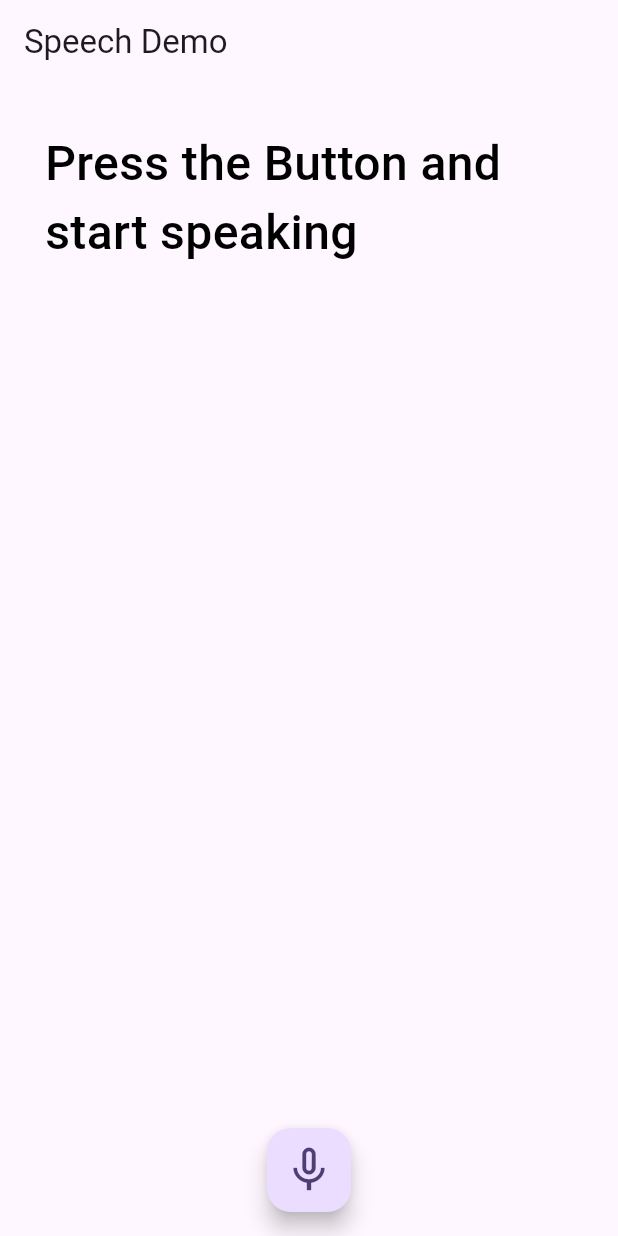
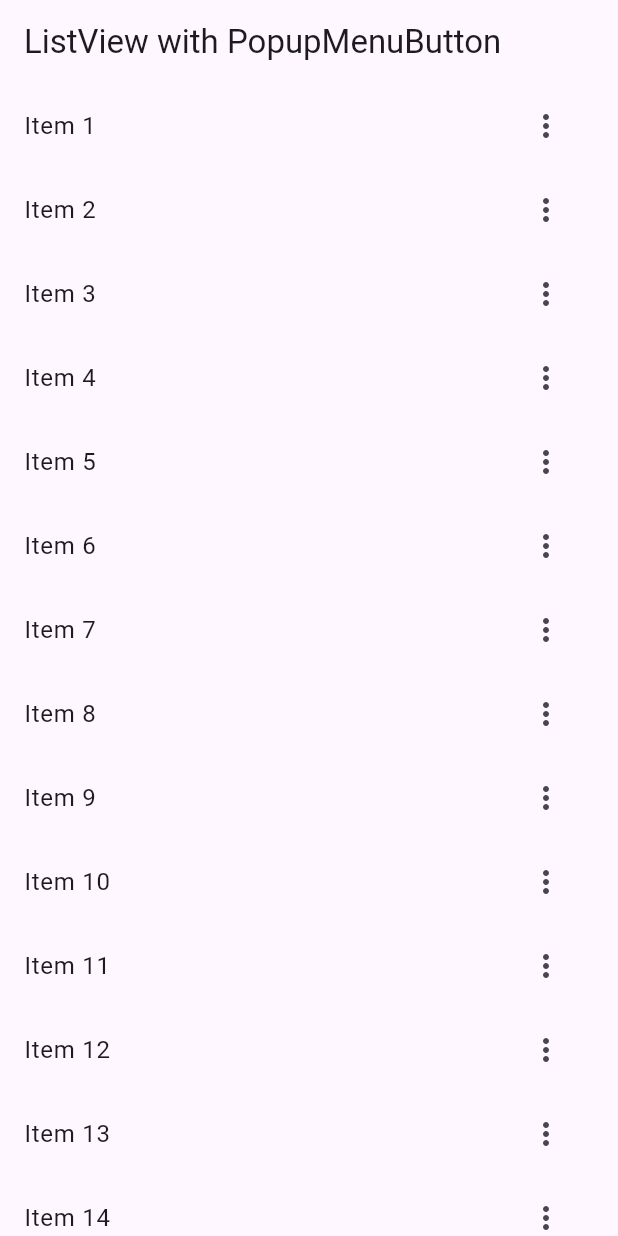
Before and after one commit to muhammadarslannasr/pagination_with_multiple_list_scroll_to_top_flutter_app, a Flutter app: the screen it shows after launch, on a phone screen of 412 x 824 dp. Run offline on Flutter 3.47's test engine with Material 3 defaults, Android fonts, the phone set to English and light mode, and no system bars; our stand-ins replace csv, file_picker, image_picker, responsive_sizer, screenshot, speech_to_text; missing offline and left inert: cached_video_player_plus, flutter_barcode_scanner, flutter_custom_tabs, mobile_scanner, whatsapp_share.

```diff
--- a/lib/main.dart
+++ b/lib/main.dart
@@ -1,6 +1,9 @@
 import 'package:flutter/material.dart';
+import 'package:flutter_mixup_tries_project/inn_app_web_browser_flutter/inn_app_web_browser_screen.dart';
 import 'package:flutter_mixup_tries_project/speech_to_text/speech_to_text_screen.dart';
 import 'package:responsive_sizer/responsive_sizer.dart';
+
+import 'popup_menu_list_view_builder_screen/popup_menu_list_view_builder_screen.dart';
 
 void main() {
   runApp(const MyApp());
@@ -30,7 +33,9 @@ class MyApp extends StatelessWidget {
         // home: const FlutterBarCodeScannerScreen(),
         // home: const VideoPlayerScreen(),
         // home: const UploadPage(),
-        home: const SpeechToTextScreen(),
+        // home: const SpeechToTextScreen(),
+        // home: const InnAppWebBrowserScreen(),
+        home: const PopUpMenuListViewBuilderScreen(),
       );
     });
   }
--- /dev/null
+++ b/lib/popup_menu_list_view_builder_screen/popup_menu_list_view_builder_screen.dart
@@ -0,0 +1,51 @@
+import 'package:flutter/material.dart';
+
+class PopUpMenuListViewBuilderScreen extends StatefulWidget {
+  const PopUpMenuListViewBuilderScreen({super.key});
+
+  @override
+  State<PopUpMenuListViewBuilderScreen> createState() => _PopUpMenuListViewBuilderScreenState();
+}
+
+class _PopUpMenuListViewBuilderScreenState extends State<PopUpMenuListViewBuilderScreen> {
+  final List<String> items = List.generate(20, (index) => 'Item ${index + 1}');
+
+  @override
+  Widget build(BuildContext context) {
+    return Scaffold(
+      appBar: AppBar(
+        title: const Text('ListView with PopupMenuButton'),
+      ),
+      body: ListView.builder(
+        itemCount: items.length,
+        itemBuilder: (BuildContext context, int index) {
+          return ListTile(
+            title: Text(items[index]),
+            trailing: PopupMenuButton<String>(
+              position: PopupMenuPosition.under,
+              offset: const Offset(0, 32),
+              itemBuilder: (BuildContext context) {
+                return ['Edit', 'Delete'].map((String choice) {
+                  return PopupMenuItem<String>(
+                    value: choice,
+                    child: Text(choice),
+                  );
+                }).toList();
+              },
+              onSelected: (String choice) {
+                // Handle menu item selection
+                if (choice == 'Edit') {
+                  // Implement edit functionality
+                  print('Edit item: ${items[index]}');
+                } else if (choice == 'Delete') {
+                  // Implement delete functionality
+                  print('Delete item: ${items[index]}');
+                }
+              },
+            ),
+          );
+        },
+      ),
+    );
+  }
+}
--- a/pubspec.yaml
+++ b/pubspec.yaml
@@ -51,6 +51,7 @@ dependencies:
   open_file: ^3.3.2
   avatar_glow: ^3.0.1
   speech_to_text: ^6.6.1
+  flutter_custom_tabs: ^2.0.0+1
 
 dev_dependencies:
   flutter_test:
```
Also changed, not shown: lib/inn_app_web_browser_flutter/inn_app_web_browser_screen.dart (added, +63 -0 lines), pubspec.lock, 1 other file.
